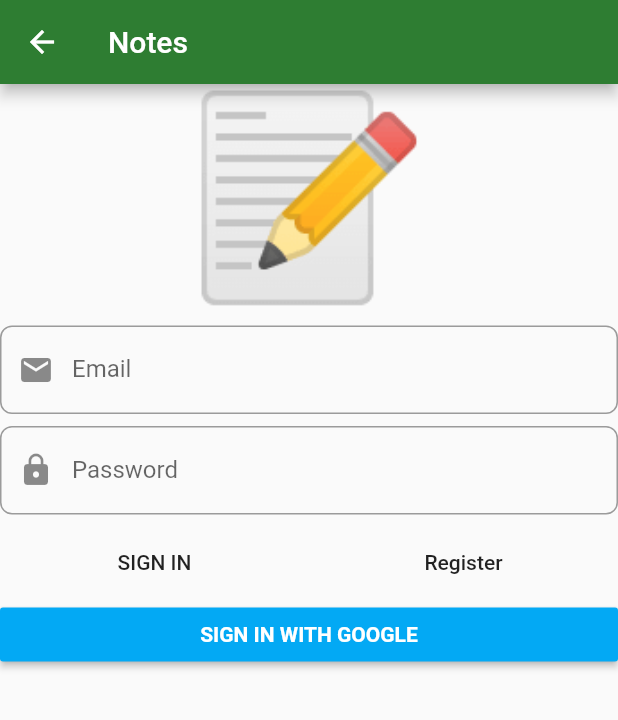
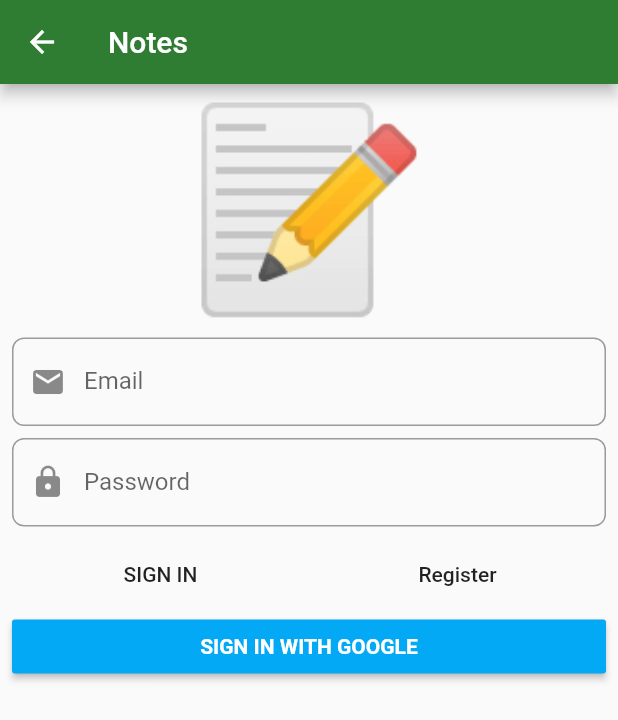
Before and after one commit to thejsdeveloper/notes-firebase-app, a Flutter app: the screen it shows after launch, on a phone screen of 412 x 824 dp. Shown: the top 720 px of the screen. Run offline on Flutter 3.47's test engine with Material 2 defaults, Android fonts, the phone set to English and light mode, and no system bars; our stand-ins replace auto_route, bloc, dartz, firebase_auth, flushbar, flutter_bloc and 5 more; accounts and stored records are empty; generated files the repository leaves out were written again.

```diff
--- a/lib/domain/core/failures.dart
+++ b/lib/domain/core/failures.dart
@@ -5,10 +5,28 @@ part 'failures.freezed.dart';
 @freezed
 abstract class ValueFailure<T> with _$ValueFailure<T> {
   const factory ValueFailure.invalidEmail({
-    @required String failedValue,
+    @required T failedValue,
   }) = InvalidEmail<T>;
 
   const factory ValueFailure.shortPassword({
-    @required String failedValue,
+    @required T failedValue,
   }) = ShortPassword<T>;
+
+  const factory ValueFailure.exceedingLength({
+    @required T failedValue,
+    @required int max,
+  }) = ExceedingLength;
+
+  const factory ValueFailure.empty({
+    @required T failedValue,
+  }) = Empty;
+
+  const factory ValueFailure.multiLine({
+    @required T failedValue,
+  }) = MultiLine;
+
+  const factory ValueFailure.listTooLong({
+    @required T failedValue,
+    @required int max,
+  }) = ListTooLong;
 }
--- a/lib/domain/core/value_objects.dart
+++ b/lib/domain/core/value_objects.dart
@@ -22,6 +22,10 @@ abstract class ValueObject<T> {
 
   @override
   String toString() => 'Value(value: $value)';
+
+  Either<ValueFailure<dynamic>, Unit> get failureOrUnit {
+    return value.fold((f) => left(f), (r) => right(unit));
+  }
 
   bool isValid() => value.isRight();
 
--- /dev/null
+++ b/lib/domain/core/value_transformers.dart
@@ -0,0 +1,5 @@
+import 'package:flutter/material.dart';
+
+Color makeColorOpaque(Color color) {
+  return color.withOpacity(1);
+}
--- a/lib/presentation/sign_in/widgets/sign_in_form.dart
+++ b/lib/presentation/sign_in/widgets/sign_in_form.dart
@@ -28,6 +28,8 @@ class SignInForm extends StatelessWidget {
       builder: (context, state) {
         return Form(
           autovalidate: state.showErrorMessages,
+          child: Padding(
+            padding: const EdgeInsets.all(8.0),
             child: ListView(
               children: <Widget>[
                 const Text(
@@ -128,7 +130,14 @@ class SignInForm extends StatelessWidget {
                     ),
                   ),
                 ),
+                if (state.isSubmitting) ...[
+                  const SizedBox(
+                    height: 8,
+                  ),
+                  const LinearProgressIndicator(),
                 ],
+              ],
+            ),
           ),
         );
       },
--- a/lib/presentation/splash/splash_page.dart
+++ b/lib/presentation/splash/splash_page.dart
@@ -16,7 +16,6 @@ class SplashPage extends StatelessWidget {
             // ExtendedNavigator.of(context).pushSplashPage();
           },
           unAuthenticated: (_) {
-            print('I am un - authenticated');
             ExtendedNavigator.of(context).pushSignInPage();
           },
         );
--- a/pubspec.yaml
+++ b/pubspec.yaml
@@ -26,6 +26,7 @@ dependencies:
   flushbar: ^1.10.4
   uuid: ^2.2.0
   auto_route: ^0.6.6
+  kt_dart: ^0.7.0+1
 
   cupertino_icons: ^0.1.3
 
```
Also changed, not shown: lib/domain/core/value_validators.dart (+47 -0 lines), lib/domain/notes/note.dart (added, +42 -0 lines), lib/domain/notes/todo_item.dart (added, +29 -0 lines), lib/domain/notes/value_object.dart (added, +86 -0 lines), lib/domain/core/failures.freezed.dart, lib/domain/notes/note.freezed.dart (added), lib/domain/notes/todo_item.freezed.dart (added), pubspec.lock. Lines whose indentation alone changed are shown as unchanged.
